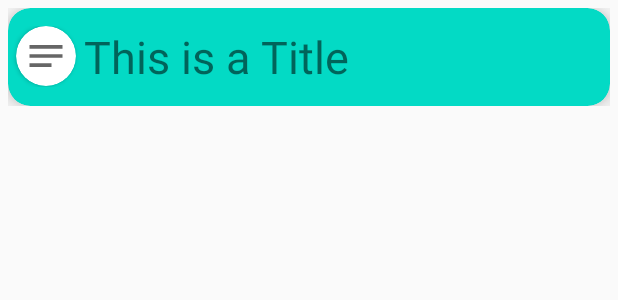
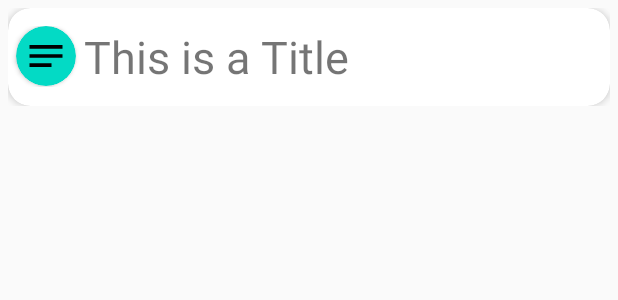
Before and after one commit to ifeadikanwa/NotaNotebook, an Android app: the layout notebook_content_item_view.xml on its own in the app's theme, with its tools: preview values and no code run, on a phone screen of 412 x 824 dp. Shown: the top 300 px of the screen. Run offline under Robolectric (Android 15) with nearby library versions, the phone set to English and light mode, and no system bars.

Commit message:
Redid notebook_content_item_view.xml

```diff
--- a/app/src/main/res/drawable/ic_baseline_check.xml
+++ b/app/src/main/res/drawable/ic_baseline_check.xml
@@ -1,4 +1,4 @@
-<vector android:height="40dp" android:tint="?attr/colorControlNormal"
+<vector android:height="40dp" android:tint="@color/black"
     android:viewportHeight="24" android:viewportWidth="24"
     android:width="40dp" xmlns:android="http://schemas.android.com/apk/res/android">
     <path android:fillColor="@android:color/white" android:pathData="M9,16.17L4.83,12l-1.42,1.41L9,19 21,7l-1.41,-1.41z"/>
--- a/app/src/main/res/drawable/ic_notes.xml
+++ b/app/src/main/res/drawable/ic_notes.xml
@@ -1,4 +1,4 @@
-<vector android:height="40dp" android:tint="?attr/colorControlNormal"
+<vector android:height="40dp" android:tint="@color/black"
     android:viewportHeight="24" android:viewportWidth="24"
     android:width="40dp" xmlns:android="http://schemas.android.com/apk/res/android">
     <path android:fillColor="@android:color/white" android:pathData="M3,18h12v-2L3,16v2zM3,6v2h18L21,6L3,6zM3,13h18v-2L3,11v2z"/>
--- a/app/src/main/res/layout/notebook_content_item_view.xml
+++ b/app/src/main/res/layout/notebook_content_item_view.xml
@@ -9,9 +9,8 @@
     <androidx.cardview.widget.CardView
         android:layout_width="match_parent"
         android:layout_height="65dp"
-        app:cardBackgroundColor="@color/colorAccent"
         app:cardCornerRadius="15dp"
-       app:cardElevation="9dp">
+        app:cardElevation="3dp">
 
         <LinearLayout
             android:layout_width="match_parent"
@@ -20,12 +19,14 @@
             android:layout_gravity="center">
 
             <androidx.cardview.widget.CardView
+                android:id="@+id/imageCardView"
                 android:layout_width="40dp"
                 android:layout_height="40dp"
                 android:elevation="12dp"
                 app:cardCornerRadius="25dp"
                 android:layout_centerHorizontal="true"
-                android:layout_marginLeft="5dp">
+                android:layout_marginLeft="5dp"
+                app:cardBackgroundColor="@color/colorAccent">
 
             <ImageView
                 android:id="@+id/contentTypeImg"
```
